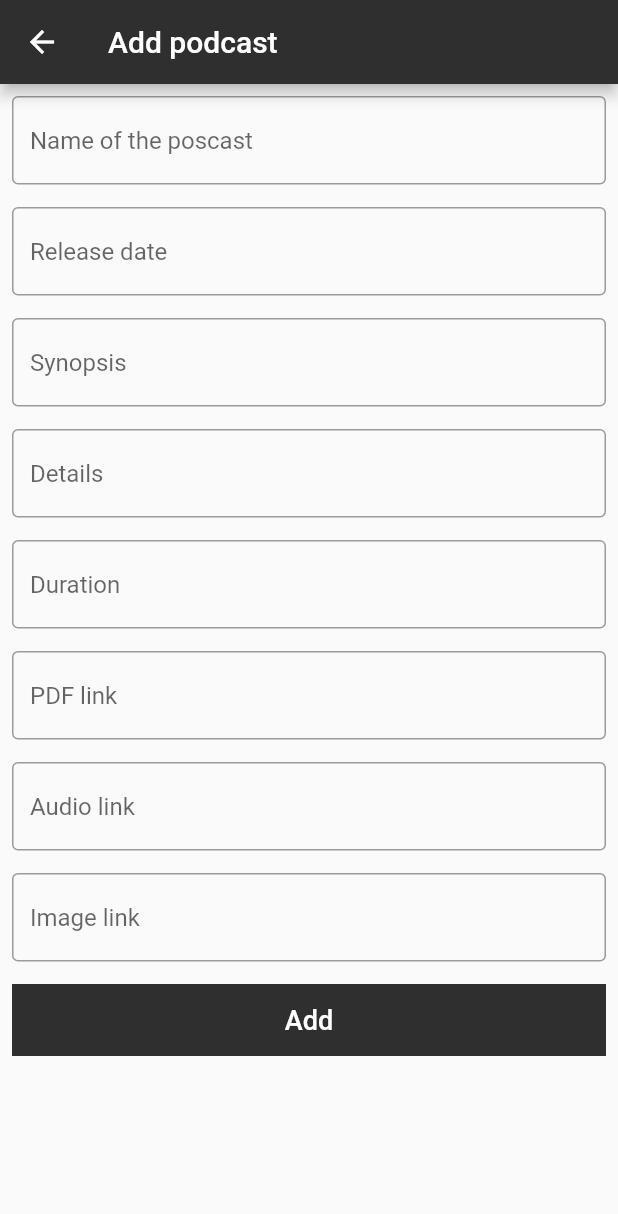
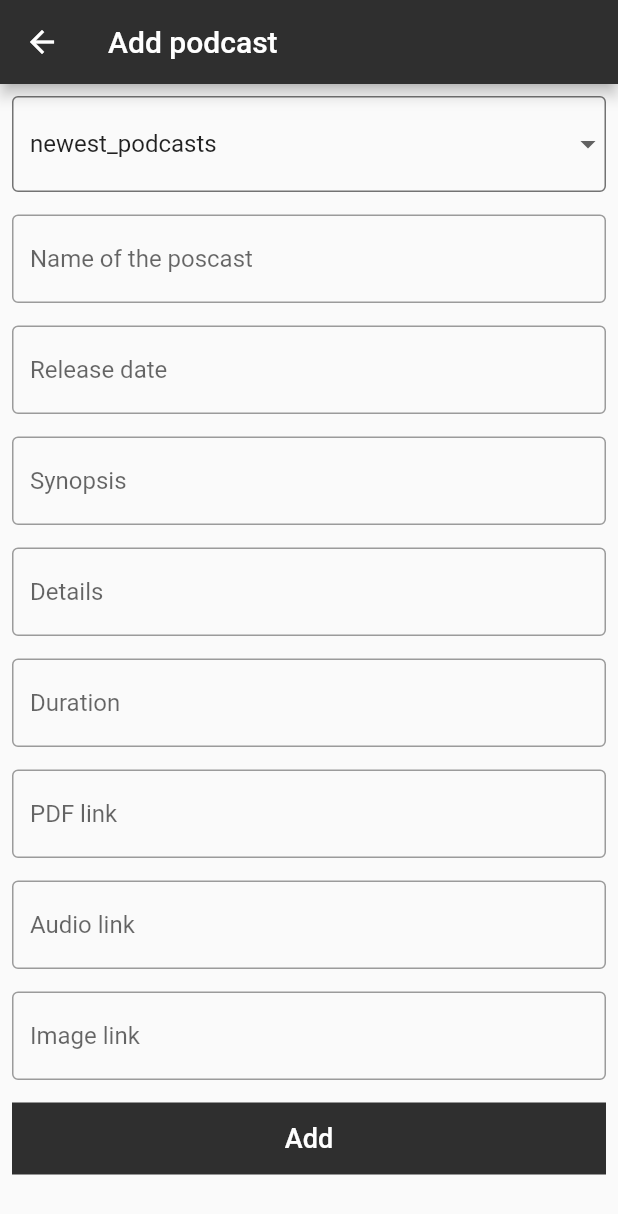
Before and after one commit to qahor0v/mypodcast, a Flutter app: the AddPodcastPage screen opened directly, after a tap on "Add", on a phone screen of 412 x 824 dp. Shown: the top 1214 px of the screen. Run offline on Flutter 3.47's test engine with Material 2 defaults, Android fonts, the phone set to English and light mode, and no system bars; our stand-ins replace audio_video_progress_bar, cloud_firestore, firebase_core, get, hive_flutter, iconly and 4 more; missing offline and left inert: flutter_pdfview; accounts and stored records are empty.

Commit message:
Initial commit6

```diff
--- a/lib/controllers/add_podcast/add_podcast_controller.dart
+++ b/lib/controllers/add_podcast/add_podcast_controller.dart
@@ -3,6 +3,7 @@ import 'package:cloud_firestore/cloud_firestore.dart';
 import '../../models/podcast_model.dart';
 
 class AddPodcastController {
+  static String? selectedDatabaseTableController;
   static String? nameController;
   static String? releaseDateController;
   static String? synopsisController;
@@ -12,10 +13,9 @@ class AddPodcastController {
   static String? audioLinkController;
   static String? imageLinkController;
 
-  final CollectionReference _newest_podcasts =
-      FirebaseFirestore.instance.collection("newest_podcasts");
-
-  Future<void> create([DocumentSnapshot? documentSnapshot]) async {
+  static Future<void> create([DocumentSnapshot? documentSnapshot]) async {
+    final CollectionReference databaseTable =
+        FirebaseFirestore.instance.collection(selectedDatabaseTableController!);
     PodcastModel pm = PodcastModel(
       name: nameController,
       releaseDate: releaseDateController,
@@ -26,6 +26,6 @@ class AddPodcastController {
       audioLink: audioLinkController,
       imageLink: imageLinkController,
     );
-    await _newest_podcasts.add(pm.toJson());
+    await databaseTable.add(pm.toJson());
   }
 }
--- a/lib/models/podcast_model.dart
+++ b/lib/models/podcast_model.dart
@@ -9,7 +9,8 @@ class PodcastModel {
   String? imageLink;
 
   PodcastModel(
-      {required this.name,
+      {
+      required this.name,
       required this.releaseDate,
       required this.synopsis,
       required this.details,
--- a/lib/pages/bookmark_page/bookmark_page.dart
+++ b/lib/pages/bookmark_page/bookmark_page.dart
@@ -103,6 +103,7 @@ class _BookmarkPageState extends State<BookmarkPage> {
             releaseDate: releaseDate,
             synopsis: synopsis,
             details: details,
+            podcastId: podcastId,
           ),
         );
       },
--- a/lib/pages/books_page/screens/politics_screen.dart
+++ b/lib/pages/books_page/screens/politics_screen.dart
@@ -33,6 +33,7 @@ class PoliticsScreen extends StatelessWidget {
                     "${documentSnapshot["releaseDate"]}",
                     "${documentSnapshot["synopsis"]}",
                     "${documentSnapshot["details"]}",
+                    documentSnapshot.id,
                   );
                 },
                 gridDelegate: const SliverGridDelegateWithFixedCrossAxisCount(
@@ -60,7 +61,9 @@ class PoliticsScreen extends StatelessWidget {
     String audioLink,
     String releaseDate,
     String synopsis,
-      String details) {
+    String details,
+    String podcastId,
+  ) {
     return GestureDetector(
       onTap: () {
         Get.to(
@@ -73,6 +76,7 @@ class PoliticsScreen extends StatelessWidget {
             releaseDate: releaseDate,
             synopsis: synopsis,
             details: details,
+            podcastId: podcastId,
           ),
         );
       },
--- a/lib/pages/books_page/screens/science_screen.dart
+++ b/lib/pages/books_page/screens/science_screen.dart
@@ -33,6 +33,7 @@ class ScienceScreen extends StatelessWidget {
                     "${documentSnapshot["releaseDate"]}",
                     "${documentSnapshot["synopsis"]}",
                     "${documentSnapshot["details"]}",
+                    "${documentSnapshot.id}",
                   );
                 },
                 gridDelegate: const SliverGridDelegateWithFixedCrossAxisCount(
@@ -60,7 +61,8 @@ class ScienceScreen extends StatelessWidget {
       String audioLink,
       String releaseDate,
       String synopsis,
-      String details) {
+      String details,
+      String podcastId) {
     return GestureDetector(
       onTap: () {
         Get.to(
@@ -73,6 +75,7 @@ class ScienceScreen extends StatelessWidget {
             releaseDate: releaseDate,
             synopsis: synopsis,
             details: details,
+            podcastId: podcastId,
           ),
         );
       },
--- a/lib/pages/books_page/screens/technology_screen.dart
+++ b/lib/pages/books_page/screens/technology_screen.dart
@@ -33,6 +33,8 @@ class TechnologyScreen extends StatelessWidget {
                     "${documentSnapshot["releaseDate"]}",
                     "${documentSnapshot["synopsis"]}",
                     "${documentSnapshot["details"]}",
+                    "${documentSnapshot.id}",
+
                   );
                 },
                 gridDelegate: const SliverGridDelegateWithFixedCrossAxisCount(
@@ -60,7 +62,7 @@ class TechnologyScreen extends StatelessWidget {
       String audioLink,
       String releaseDate,
       String synopsis,
-      String details) {
+      String details, String podcastId) {
     return GestureDetector(
       onTap: () {
         Get.to(
@@ -73,6 +75,7 @@ class TechnologyScreen extends StatelessWidget {
             releaseDate: releaseDate,
             synopsis: synopsis,
             details: details,
+            podcastId: podcastId,
           ),
         );
       },
--- a/lib/pages/crud/add_podcast_page.dart
+++ b/lib/pages/crud/add_podcast_page.dart
@@ -2,7 +2,6 @@ import 'package:ebook_app/controllers/add_podcast/add_podcast_controller.dart';
 import 'package:flutter/material.dart';
 
 class AddPodcastPage extends StatefulWidget {
-
   const AddPodcastPage({Key? key}) : super(key: key);
 
   @override
@@ -10,6 +9,15 @@ class AddPodcastPage extends StatefulWidget {
 }
 
 class _AddPodcastPageState extends State<AddPodcastPage> {
+  List<String> items = [
+    "newest_podcasts",
+    "politics_podcasts",
+    "science_podcasts",
+    "technology_podcasts",
+    "top_podcasts"
+  ];
+
+  String? selectedDatabaseTableController = "newest_podcasts";
   TextEditingController nameController = TextEditingController();
   TextEditingController releaseDateController = TextEditingController();
   TextEditingController synopsisController = TextEditingController();
@@ -20,7 +28,8 @@ class _AddPodcastPageState extends State<AddPodcastPage> {
   TextEditingController imageLinkController = TextEditingController();
 
   void _addPodcast() {
-    AddPodcastController _addPodcastController = AddPodcastController();
+    AddPodcastController.selectedDatabaseTableController =
+        selectedDatabaseTableController;
     AddPodcastController.nameController = nameController.text;
     AddPodcastController.releaseDateController = releaseDateController.text;
     AddPodcastController.synopsisController = synopsisController.text;
@@ -29,7 +38,7 @@ class _AddPodcastPageState extends State<AddPodcastPage> {
     AddPodcastController.pdfLinkController = pdfLinkController.text;
     AddPodcastController.audioLinkController = audioLinkController.text;
     AddPodcastController.imageLinkController = imageLinkController.text;
-    _addPodcastController.create();
+    AddPodcastController.create();
     _makeControllersEmpty();
   }
 
@@ -55,8 +64,30 @@ class _AddPodcastPageState extends State<AddPodcastPage> {
         padding: const EdgeInsets.all(8.0),
         child: SingleChildScrollView(
           child: Column(
-            //mainAxisAlignment: MainAxisAlignment.center,
+            crossAxisAlignment: CrossAxisAlignment.start,
             children: [
+              DropdownButtonFormField<String>(
+                decoration: const InputDecoration(
+                  enabledBorder: OutlineInputBorder(
+                    borderSide: BorderSide(color: Colors.black54),
+                  ),
+                ),
+                value: selectedDatabaseTableController,
+                items: items
+                    .map((item) => DropdownMenuItem<String>(
+                          value: item,
+                          child: Text(
+                            item,
+                          ),
+                        ))
+                    .toList(),
+                onChanged: (item) => setState(() {
+                  selectedDatabaseTableController = item;
+                }),
+              ),
+              const SizedBox(
+                height: 15,
+              ),
               TextField(
                 controller: nameController,
                 decoration: const InputDecoration(
--- a/lib/pages/home_page/screens/popular_books_widget.dart
+++ b/lib/pages/home_page/screens/popular_books_widget.dart
@@ -2,7 +2,6 @@ import 'package:cloud_firestore/cloud_firestore.dart';
 import 'package:ebook_app/pages/book_info_page/book_info_page.dart';
 import 'package:flutter/material.dart';
 import 'package:get/get.dart';
-import 'package:iconly/iconly.dart';
 
 class PopularBooksWidget extends StatelessWidget {
   static const String id = "popular_books_widget";
@@ -35,6 +34,7 @@ class PopularBooksWidget extends StatelessWidget {
                   "${documentSnapshot["releaseDate"]}",
                   "${documentSnapshot["synopsis"]}",
                   "${documentSnapshot["details"]}",
+                  documentSnapshot.id,
                 );
               },
             );
@@ -49,8 +49,15 @@ class PopularBooksWidget extends StatelessWidget {
     );
   }
 
-  Widget _topBooksWidget(String name, String duration, String imageLink, String pdfLink, String audioLink,
-      String releaseDate, String synopsis, String details) {
+  Widget _topBooksWidget(
+      String name,
+      String duration,
+      String imageLink,
+      String pdfLink,
+      String audioLink,
+      String releaseDate,
+      String synopsis,
+      String details, String podcastId) {
     return GestureDetector(
       behavior: HitTestBehavior.translucent,
       onTap: () {
@@ -64,6 +71,7 @@ class PopularBooksWidget extends StatelessWidget {
             releaseDate: releaseDate,
             synopsis: synopsis,
             details: details,
+            podcastId: podcastId,
           ),
         );
       },
@@ -101,36 +109,15 @@ class PopularBooksWidget extends StatelessWidget {
                     const SizedBox(
                       height: 3,
                     ),
-                    const Text("Derek Collins"),
+                    Text(
+                      duration,
+                      style: TextStyle(fontWeight: FontWeight.bold),
+                    ),
                     const SizedBox(
                       height: 3,
                     ),
-                    Row(
-                      children: const [
-                        Icon(
-                          IconlyBroken.star,
-                          size: 17,
-                        ),
-                        Icon(
-                          IconlyBroken.star,
-                          size: 17,
-                        ),
-                        Icon(
-                          IconlyBroken.star,
-                          size: 17,
-                        ),
-                        Icon(
-                          IconlyBroken.star,
-                          size: 17,
-                        ),
-                        Icon(
-                          IconlyBroken.star,
-                          size: 17,
-                        ),
-                        SizedBox(
-                          width: 10,
-                        ),
-                      ],
+                    const Text(
+                      "Andrew Dalby",
                     ),
                   ],
                 ),
--- a/pubspec.yaml
+++ b/pubspec.yaml
@@ -82,6 +82,7 @@ flutter:
     - assets/images/
     - assets/audios/
     - assets/lotties/
+    - assets/logo.png
   #   - images/a_dot_ham.jpeg
 
   # An image asset can refer to one or more resolution-specific "variants", see
```
Also changed, not shown: lib/pages/book_info_page/book_info_page.dart (+13 -3 lines), lib/pages/home_page/home_page.dart (+2 -8 lines), lib/pages/home_page/screens/newest_books_builder_widget.dart (+7 -0 lines), assets/logo.jpeg (deleted), assets/logo.png (added), pubspec.lock. Lines whose indentation alone changed are shown as unchanged.
